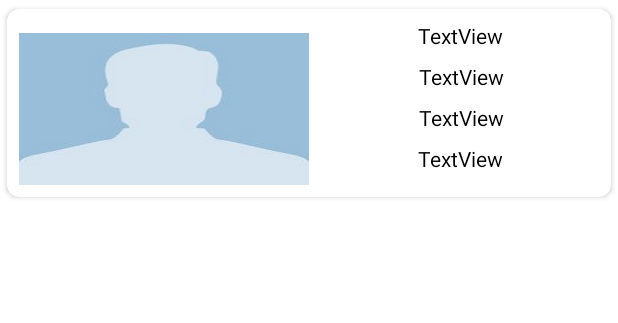
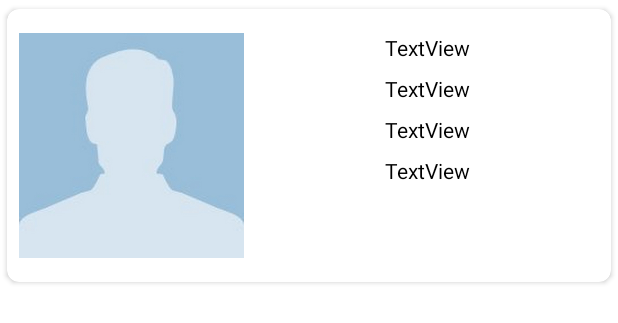
Before and after one commit to Orlandroid/Agenda, an Android app: the layout item_contacto.xml on its own in the app's theme, with its tools: preview values and no code run, on a phone screen of 412 x 824 dp. Shown: the top 323 px of the screen. Run offline under Robolectric (Android 15) with nearby library versions, the phone set to English and light mode, and no system bars.

Commit message:
no mesage

```diff
--- a/app/src/main/java/com/example/crudagenda/ui/addcontact/AddContactFragment.kt
+++ b/app/src/main/java/com/example/crudagenda/ui/addcontact/AddContactFragment.kt
@@ -30,8 +30,6 @@ class AddContactFragment : Fragment() {
     private val binding get() = _binding!!
     private val viewModel: ViewModelAddContact by viewModels()
     private var imageUri: Uri? = null
-    private var imageBase64: String = ""
-
 
     override fun onCreateView(
         inflater: LayoutInflater, container: ViewGroup?,
--- a/app/src/main/java/com/example/crudagenda/ui/update/UpdateFragment.kt
+++ b/app/src/main/java/com/example/crudagenda/ui/update/UpdateFragment.kt
@@ -1,8 +1,12 @@
 package com.example.crudagenda.ui.update
 
+import android.app.Activity
+import android.content.Intent
+import android.net.Uri
 import android.os.Bundle
 import android.view.*
 import android.widget.Toast
+import androidx.activity.result.contract.ActivityResultContracts
 import androidx.fragment.app.Fragment
 import androidx.fragment.app.viewModels
 import androidx.lifecycle.lifecycleScope
@@ -14,6 +18,7 @@ import com.example.crudagenda.databinding.FragmentUpdateBinding
 import com.example.crudagenda.modelo.Contacto
 import com.example.crudagenda.util.DatePickerFragment
 import com.example.crudagenda.util.getImageLikeBitmap
+import com.example.crudagenda.util.openGaleryToChoseImage
 import com.google.android.material.dialog.MaterialAlertDialogBuilder
 import dagger.hilt.android.AndroidEntryPoint
 import kotlinx.coroutines.Dispatchers
@@ -27,6 +32,7 @@ class UpdateFragment : Fragment() {
 
     private val binding get() = _binding!!
     private val viewModel: ViewModelUpdate by viewModels()
+    private var imageUri: Uri? = null
 
     override fun onCreateView(
         inflater: LayoutInflater, container: ViewGroup?,
@@ -38,8 +44,11 @@ class UpdateFragment : Fragment() {
         binding.buttonUpdate.setOnClickListener {
             updateContacto(getContact())
         }
-        binding.txtCumple.setOnClickListener {
+        binding.txtCumple.setEndIconOnClickListener {
             showDatePickerDialog()
+        }
+        binding.imagen.setOnClickListener {
+            //openGaleryToChoseImage(resultLauncher)
         }
         return view
     }
@@ -63,9 +72,7 @@ class UpdateFragment : Fragment() {
                 alert.setTitle("Confirmacion")
                     .setMessage("¿ Estas seguro que deseas eliminar el contacto ?")
                     .setPositiveButton("Eliminar") { dialog, _ ->
-                        lifecycleScope.launch {
-                            viewModel.deleteContacto(args.currentContact)
-                        }
+                        viewModel.deleteContacto(args.currentContact)
                         Toast.makeText(
                             requireContext(),
                             "Se ha elimnado el contacto",
@@ -95,7 +102,7 @@ class UpdateFragment : Fragment() {
     )
 
 
-    private fun setDataArgs() = with(binding){
+    private fun setDataArgs() = with(binding) {
         val contacto = args.currentContact
         txtName.editText!!.setText(contacto.name)
         txtTelefono.editText!!.setText(contacto.phone)
@@ -112,6 +119,14 @@ class UpdateFragment : Fragment() {
         findNavController().popBackStack()
     }
 
+    private var resultLauncher =
+        registerForActivityResult(ActivityResultContracts.StartActivityForResult()) { result ->
+            if (result.resultCode == Activity.RESULT_OK) {
+                val data: Intent? = result.data
+                imageUri = data?.data
+                binding.imagen.setImageURI(imageUri)
+            }
+        }
 
     private fun showDatePickerDialog() {
         val newFragment =
--- a/app/src/main/java/com/example/crudagenda/ui/update/ViewModelUpdate.kt
+++ b/app/src/main/java/com/example/crudagenda/ui/update/ViewModelUpdate.kt
@@ -14,13 +14,13 @@ import javax.inject.Inject
 class ViewModelUpdate @Inject constructor(private val contactoRepository: ContactoRepository) :
     ViewModel() {
 
-    suspend fun deleteContacto(contacto: Contacto) {
+    fun deleteContacto(contacto: Contacto) {
         viewModelScope.launch(Dispatchers.IO) {
             contactoRepository.deleteContacto(contacto)
         }
     }
 
-    suspend fun updateContacto(contacto: Contacto) {
+    fun updateContacto(contacto: Contacto) {
         viewModelScope.launch(Dispatchers.IO) {
             contactoRepository.updateContact(contacto)
         }
--- a/app/src/main/res/layout/item_contacto.xml
+++ b/app/src/main/res/layout/item_contacto.xml
@@ -15,75 +15,70 @@
 
         <TextView
             android:id="@+id/item_nombre"
-            android:layout_width="201dp"
+            android:layout_width="0dp"
             android:layout_height="wrap_content"
-            android:layout_marginTop="8dp"
-            android:gravity="center"
-            android:text="TextView"
-            android:textColor="@color/black"
-            app:layout_constraintStart_toStartOf="@+id/guideline2"
-            app:layout_constraintTop_toTopOf="parent" />
-
-        <TextView
-            android:id="@+id/item_telefono"
-            android:layout_width="201dp"
-            android:layout_height="wrap_content"
-            android:layout_marginStart="1dp"
-            android:layout_marginTop="8dp"
+            android:layout_marginStart="16dp"
+            android:layout_marginTop="16dp"
+            android:layout_marginEnd="16dp"
             android:gravity="center"
             android:text="TextView"
             android:textColor="@color/black"
             app:layout_constraintEnd_toEndOf="parent"
             app:layout_constraintStart_toEndOf="@+id/imageContacto"
+            app:layout_constraintTop_toTopOf="parent" />
+
+        <TextView
+            android:id="@+id/item_telefono"
+            android:layout_width="0dp"
+            android:layout_height="wrap_content"
+            android:layout_marginTop="8dp"
+            android:layout_marginEnd="16dp"
+            android:gravity="center"
+            android:text="TextView"
+            android:textColor="@color/black"
+            app:layout_constraintEnd_toEndOf="parent"
+            app:layout_constraintStart_toStartOf="@+id/item_nombre"
             app:layout_constraintTop_toBottomOf="@+id/item_nombre" />
 
         <TextView
             android:id="@+id/item_cumple"
-            android:layout_width="201dp"
+            android:layout_width="0dp"
             android:layout_height="wrap_content"
-            android:layout_marginStart="1dp"
             android:layout_marginTop="8dp"
+            android:layout_marginEnd="16dp"
             android:gravity="center"
             android:text="TextView"
             android:textColor="@color/black"
             app:layout_constraintEnd_toEndOf="parent"
-            app:layout_constraintStart_toEndOf="@+id/imageContacto"
+            app:layout_constraintStart_toStartOf="@+id/item_telefono"
             app:layout_constraintTop_toBottomOf="@+id/item_telefono" />
 
         <TextView
             android:id="@+id/item_nota"
-            android:layout_width="201dp"
+            android:layout_width="0dp"
             android:layout_height="wrap_content"
             android:layout_marginTop="8dp"
-            android:layout_marginBottom="16dp"
+            android:layout_marginEnd="16dp"
             android:gravity="center"
             android:text="TextView"
             android:textColor="@color/black"
-            app:layout_constraintBottom_toBottomOf="parent"
             app:layout_constraintEnd_toEndOf="parent"
-            app:layout_constraintStart_toEndOf="@+id/imageContacto"
+            app:layout_constraintStart_toStartOf="@+id/item_cumple"
             app:layout_constraintTop_toBottomOf="@+id/item_cumple" />
 
         <ImageView
             android:id="@+id/imageContacto"
-            android:layout_width="0dp"
-            android:layout_height="0dp"
+            android:layout_width="150dp"
+            android:layout_height="150dp"
             android:layout_marginStart="8dp"
-            android:layout_marginTop="8dp"
-            android:layout_marginBottom="8dp"
+            android:layout_marginTop="16dp"
+            android:layout_marginBottom="16dp"
             android:scaleType="fitXY"
             app:layout_constraintBottom_toBottomOf="parent"
-            app:layout_constraintEnd_toStartOf="@+id/guideline2"
             app:layout_constraintStart_toStartOf="parent"
-            app:layout_constraintTop_toTopOf="@+id/item_nombre"
+            app:layout_constraintTop_toTopOf="parent"
             app:srcCompat="@drawable/unknown" />
 
-        <androidx.constraintlayout.widget.Guideline
-            android:id="@+id/guideline2"
-            android:layout_width="wrap_content"
-            android:layout_height="wrap_content"
-            android:orientation="vertical"
-            app:layout_constraintGuide_percent="0.5" />
     </androidx.constraintlayout.widget.ConstraintLayout>
 
 
```
